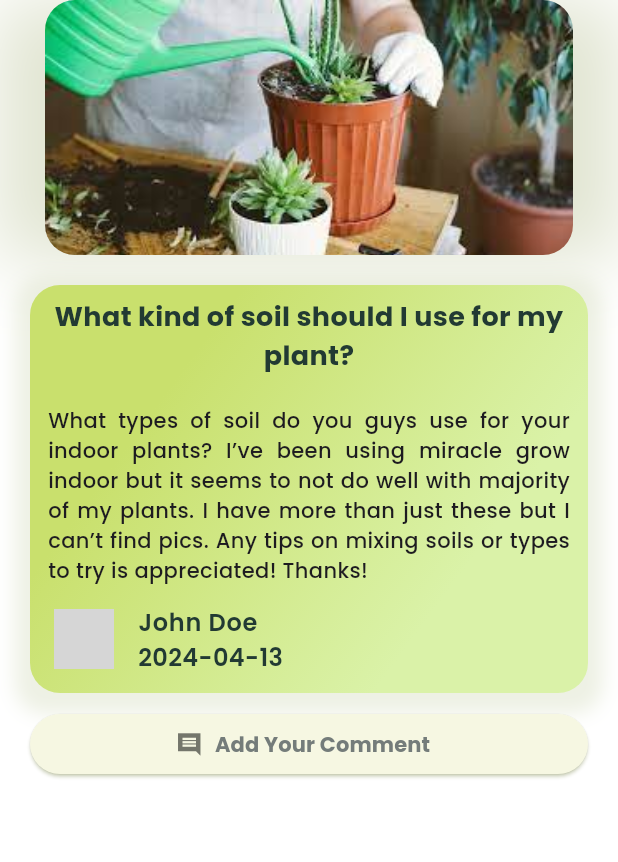
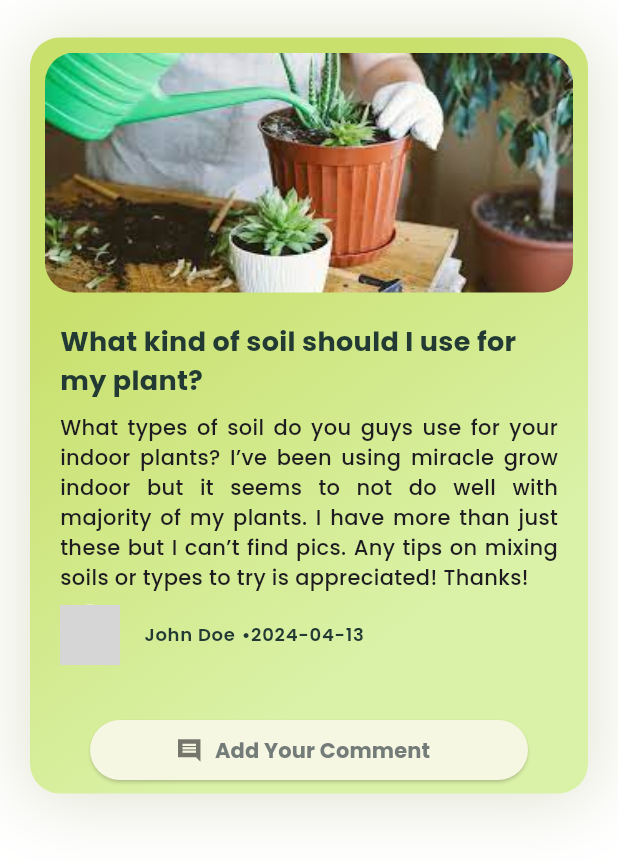
Before and after one commit to ekinalaydin/plant_app, a Flutter app: the DetailsWidget screen opened directly, on a phone screen of 412 x 824 dp. Shown: the top 862 px of the screen. Run offline on Flutter 3.47's test engine with Material 3 defaults, Android fonts, the phone set to English and light mode, and no system bars; our stand-ins replace dropdown_search, firebase_auth, firebase_core, get, google_fonts, image_picker; missing offline and left inert: flutter_verification_code; accounts and stored records are empty; network calls fail; grey boxes are pictures that could not be loaded.

Commit message:
post detail page ui changing

```diff
--- a/lib/widgets/details.dart
+++ b/lib/widgets/details.dart
@@ -39,76 +39,64 @@ class _DetailsWidgetState extends State<DetailsWidget> {
   Widget build(BuildContext context) {
     return Scaffold(
       body: SingleChildScrollView(
-        child: Column(
-          crossAxisAlignment: CrossAxisAlignment.stretch,
-          children: [
-            Container(
-              decoration: BoxDecoration(boxShadow: [
+        child: Padding(
+          padding: const EdgeInsets.only(top: 15.0),
+          child: Container(
+            margin: const EdgeInsets.symmetric(horizontal: 20, vertical: 10),
+            decoration: BoxDecoration(
+              boxShadow: [
                 BoxShadow(
                   color: Color.fromARGB(255, 224, 228, 208),
                   spreadRadius: 3,
                   blurRadius: 40,
                   offset: Offset(0, 2),
                 ),
-              ]),
-              width: 100,
-              height: 170,
-              child: Padding(
-                padding: const EdgeInsets.only(left: 30.0, right: 30),
-                child: ClipRRect(
-                  borderRadius: BorderRadius.circular(20),
-                  child: Image.asset(
-                    "lib/assets/images/plant.jpeg",
-                    fit: BoxFit.cover,
-                    alignment: Alignment.topCenter,
-                  ),
-                ),
-              ),
-            ),
-            Padding(
-              padding: const EdgeInsets.only(top: 20.0, right: 20, left: 20),
-              child: Container(
-                decoration: BoxDecoration(
-                  border: Border.symmetric(),
+              ],
               borderRadius: BorderRadius.circular(20),
               gradient: LinearGradient(
                 colors: [
                   Color.fromARGB(255, 201, 224, 109),
-                      Color.fromARGB(255, 218, 242, 168)
+                  Color.fromARGB(255, 218, 242, 168),
                 ],
                 stops: [0.25, 0.75],
                 begin: Alignment.topLeft,
                 end: Alignment.bottomRight,
               ),
-                  boxShadow: [
-                    BoxShadow(
-                      color: Color.fromRGBO(220, 226, 201, 0.498),
-                      spreadRadius: 10,
-                      blurRadius: 10,
-                      offset: Offset(0, 4),
             ),
-                  ],
+            child: Column(
+              crossAxisAlignment: CrossAxisAlignment.stretch,
+              children: [
+                Container(
+                  height: 170,
+                  child: Padding(
+                    padding:
+                        const EdgeInsets.only(left: 10.0, right: 10, top: 10),
+                    child: ClipRRect(
+                      borderRadius: BorderRadius.circular(20),
+                      child: Image.asset("lib/assets/images/plant.jpeg",
+                          fit: BoxFit.fill,
+                          width: double.infinity,
+                          alignment: Alignment.topLeft),
                     ),
+                  ),
+                ),
+                Padding(
+                  padding:
+                      const EdgeInsets.symmetric(vertical: 20, horizontal: 20),
                   child: Column(
                     crossAxisAlignment: CrossAxisAlignment.start,
                     children: [
-                    Padding(
-                      padding: const EdgeInsets.only(top: 8.0),
-                      child: Text(
+                      Text(
                         widget.postTitle,
-                        textAlign: TextAlign.center,
+                        textAlign: TextAlign.start,
                         style: GoogleFonts.poppins(
                           fontWeight: FontWeight.w700,
                           fontSize: 18,
                           color: Color.fromRGBO(34, 58, 51, 40),
                         ),
                       ),
-                    ),
                       SizedBox(height: 8),
-                    Padding(
-                      padding:
-                          const EdgeInsets.only(top: 12.0, right: 12, left: 12),
-                      child: Text(
+                      Text(
                         widget.postBody,
                         textAlign: TextAlign.justify,
                         style: GoogleFonts.poppins(
@@ -116,38 +104,54 @@ class _DetailsWidgetState extends State<DetailsWidget> {
                           fontSize: 14,
                         ),
                       ),
-                    ),
                       ListTile(
+                        contentPadding: EdgeInsets.only(right: 15),
                         leading: CircleAvatar(
                           backgroundColor: Colors.white,
                           backgroundImage:
                               NetworkImage(widget.authorProfileImage),
                         ),
-                      title: Text(
+                        title: Row(
+                          children: [
+                            Text(
                               widget.authorName,
                               style: GoogleFonts.poppins(
                                 fontWeight: FontWeight.w600,
-                          fontSize: 16,
+                                fontSize: 12,
                                 color: Color.fromRGBO(34, 58, 51, 50),
                               ),
                             ),
-                      subtitle: Text(
-                        widget.postDate.toLocal().toString().split(' ')[0],
-                        textAlign: TextAlign.start,
+                            SizedBox(
+                                width:
+                                    4), // Add spacing between author name and separator
+                            Text(
+                              '•',
                               style: GoogleFonts.poppins(
                                 fontWeight: FontWeight.w600,
-                          fontSize: 16,
+                                fontSize: 12,
                                 color: Color.fromRGBO(34, 58, 51, 50),
                               ),
+                            ), // Add spacing between author name and date
+                            Text(
+                              widget.postDate
+                                  .toLocal()
+                                  .toString()
+                                  .split(' ')[0],
+                              style: GoogleFonts.poppins(
+                                fontWeight: FontWeight.w600,
+                                fontSize: 12,
+                                color: Color.fromRGBO(34, 58, 51, 50),
                               ),
                             ),
                           ],
                         ),
                       ),
+                    ],
                   ),
-            // Add Your Comment button
+                ),
                 Padding(
-              padding: const EdgeInsets.symmetric(horizontal: 20, vertical: 10),
+                  padding:
+                      const EdgeInsets.symmetric(horizontal: 40, vertical: 5),
                   child: ElevatedButton.icon(
                     style: ElevatedButton.styleFrom(
                       backgroundColor: Color.fromARGB(255, 246, 247, 226),
@@ -169,11 +173,10 @@ class _DetailsWidgetState extends State<DetailsWidget> {
                     ),
                   ),
                 ),
-            // Comment input field
                 if (_isCommentBoxVisible)
                   Padding(
-                padding:
-                    const EdgeInsets.symmetric(horizontal: 20, vertical: 10),
+                    padding: const EdgeInsets.symmetric(
+                        horizontal: 20, vertical: 10),
                     child: Container(
                       decoration: BoxDecoration(
                         borderRadius: BorderRadius.circular(10),
@@ -203,14 +206,14 @@ class _DetailsWidgetState extends State<DetailsWidget> {
                       ),
                     ),
                   ),
-            // Existing comments
                 Padding(
-              padding: const EdgeInsets.symmetric(horizontal: 20),
+                  padding: const EdgeInsets.symmetric(horizontal: 8),
                   child: Column(
                     children: _comments.map((comment) {
                       return ListTile(
                         leading: CircleAvatar(
-                      backgroundImage: NetworkImage(widget.authorProfileImage),
+                          backgroundImage:
+                              NetworkImage(widget.authorProfileImage),
                         ),
                         title: Text(widget.authorName),
                         subtitle: Text(comment),
@@ -221,6 +224,8 @@ class _DetailsWidgetState extends State<DetailsWidget> {
               ],
             ),
           ),
+        ),
+      ),
     );
   }
 }
```
Also changed, not shown: 1 other file. Lines whose indentation alone changed are shown as unchanged.
